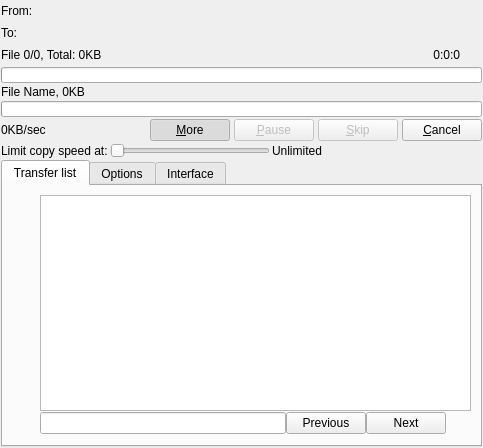
Before: the Qt Designer form plugins/Themes/Oxygen/interface.ui in alphaonex86/Ultracopier, drawn with Qt 5.
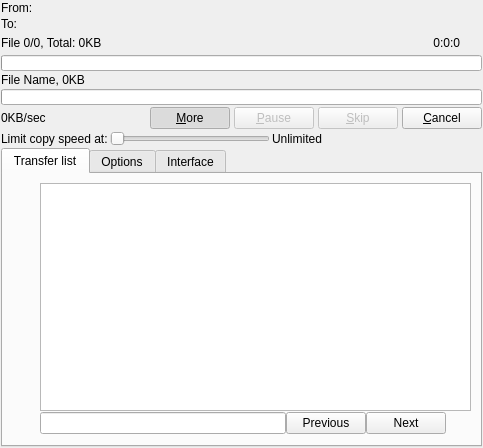
After: the same form once the commit is applied. Icons and pictures are not drawn.

What changed in the file:
```diff
--- a/plugins/Themes/Oxygen/interface.ui
+++ b/plugins/Themes/Oxygen/interface.ui
@@ -38,6 +38,12 @@
      </item>
      <item>
       <widget class="QLabel" name="from">
+       <property name="sizePolicy">
+        <sizepolicy hsizetype="Expanding" vsizetype="Preferred">
+         <horstretch>0</horstretch>
+         <verstretch>0</verstretch>
+        </sizepolicy>
+       </property>
        <property name="text">
         <string/>
        </property>
@@ -46,19 +52,6 @@
        </property>
       </widget>
      </item>
-     <item>
-      <spacer name="horizontalSpacer_5">
-       <property name="orientation">
-        <enum>Qt::Horizontal</enum>
-       </property>
-       <property name="sizeHint" stdset="0">
-        <size>
-         <width>40</width>
-         <height>20</height>
-        </size>
-       </property>
-      </spacer>
-     </item>
     </layout>
    </item>
    <item>
@@ -75,6 +68,12 @@
      </item>
      <item>
       <widget class="QLabel" name="to">
+       <property name="sizePolicy">
+        <sizepolicy hsizetype="Expanding" vsizetype="Preferred">
+         <horstretch>0</horstretch>
+         <verstretch>0</verstretch>
+        </sizepolicy>
+       </property>
        <property name="text">
         <string/>
        </property>
@@ -83,19 +82,6 @@
        </property>
       </widget>
      </item>
-     <item>
-      <spacer name="horizontalSpacer_4">
-       <property name="orientation">
-        <enum>Qt::Horizontal</enum>
-       </property>
-       <property name="sizeHint" stdset="0">
-        <size>
-         <width>40</width>
-         <height>20</height>
-        </size>
-       </property>
-      </spacer>
-     </item>
     </layout>
    </item>
    <item>
```
